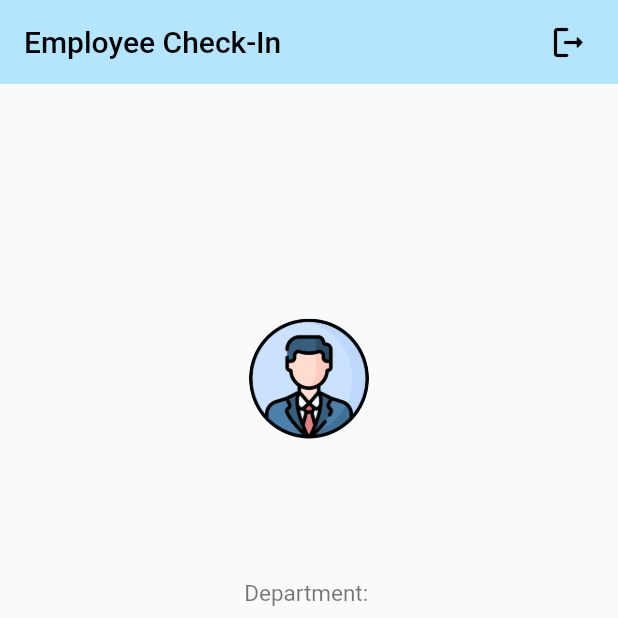
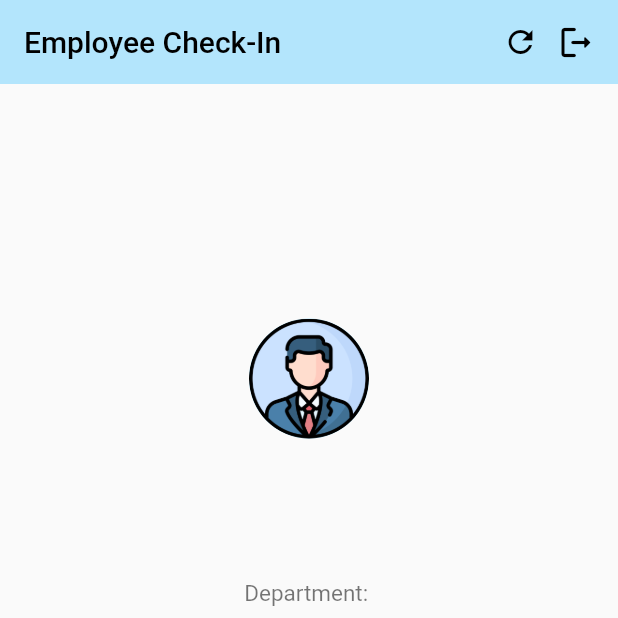
Before and after one commit to skyesuniverse/checkin_application, a Flutter app: the MainScreen screen opened directly with empty values, on a phone screen of 412 x 824 dp, the top half of it. Run offline on Flutter 3.47's test engine with Material 2 defaults, Android fonts, the light colour scheme and no system bars; our stand-ins replace geocoding, geolocator, shared_preferences; accounts and stored records are empty.

Commit message:
latest 11.48

```diff
--- a/lib/screens/mainscreen.dart
+++ b/lib/screens/mainscreen.dart
@@ -55,8 +55,13 @@ class _MainScreenState extends State<MainScreen> {
       appBar: AppBar(
         title: const Text("Employee Check-In"),
         actions: <Widget>[
+          IconButton(
+              onPressed: () {
+                _determinePosition();
+              },
+              icon: const Icon(Icons.refresh)),
           Padding(
-              padding: EdgeInsets.only(right: 20.0),
+              padding: EdgeInsets.only(right: 15.0),
               child: GestureDetector(
                 onTap: () {
                   _gotologout();
@@ -421,7 +426,6 @@ class _MainScreenState extends State<MainScreen> {
             .showSnackBar(const SnackBar(content: Text("Check In Failed.")));
         Navigator.pop(context);
       }
-
     });
   }
 
```
